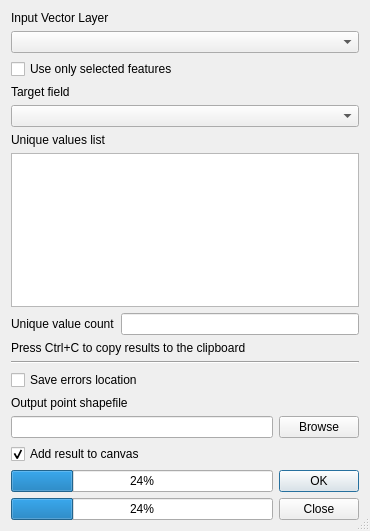
This is python/plugins/fTools/tools/frmVisual.ui in qgis/QGIS as Qt 5 draws it before an edit. The edited form follows.
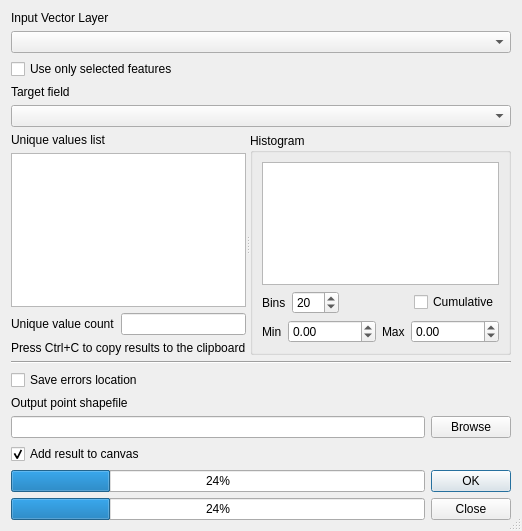
This is the edited form.

What changed in the file:
```diff
--- a/python/plugins/fTools/tools/frmVisual.ui
+++ b/python/plugins/fTools/tools/frmVisual.ui
@@ -60,6 +60,19 @@
     </layout>
    </item>
    <item row="3" column="0">
+    <widget class="QSplitter" name="splitter">
+     <property name="sizePolicy">
+      <sizepolicy hsizetype="Expanding" vsizetype="Expanding">
+       <horstretch>0</horstretch>
+       <verstretch>0</verstretch>
+      </sizepolicy>
+     </property>
+     <property name="orientation">
+      <enum>Qt::Horizontal</enum>
+     </property>
+     <widget class="QWidget" name="">
+      <layout class="QVBoxLayout" name="verticalLayout_3">
+       <item>
     <layout class="QVBoxLayout">
      <item>
       <widget class="QLabel" name="label_2">
@@ -105,9 +118,7 @@
        </attribute>
       </widget>
      </item>
-    </layout>
-   </item>
-   <item row="4" column="0">
+         <item>
     <layout class="QHBoxLayout">
      <item>
       <widget class="QLabel" name="label_4">
@@ -125,11 +136,141 @@
      </item>
     </layout>
    </item>
-   <item row="5" column="0">
+         <item>
     <widget class="QLabel" name="label_5">
      <property name="text">
       <string>Press Ctrl+C to copy results to the clipboard</string>
      </property>
+          </widget>
+         </item>
+        </layout>
+       </item>
+      </layout>
+     </widget>
+      <widget class="QGroupBox" name="histogramGroupBox">
+       <property name="title">
+        <string>Histogram</string>
+       </property>
+       <layout class="QVBoxLayout" name="verticalLayout_5">
+        <item>
+         <widget class="QGraphicsView" name="graphicsView">
+          <property name="sizePolicy">
+           <sizepolicy hsizetype="Expanding" vsizetype="Expanding">
+            <horstretch>0</horstretch>
+            <verstretch>0</verstretch>
+           </sizepolicy>
+          </property>
+          <property name="minimumSize">
+           <size>
+            <width>0</width>
+            <height>0</height>
+           </size>
+          </property>
+          <property name="maximumSize">
+           <size>
+            <width>16777215</width>
+            <height>16777215</height>
+           </size>
+          </property>
+         </widget>
+        </item>
+        <item>
+         <layout class="QHBoxLayout" name="horizontalLayout_5">
+          <item>
+           <widget class="QLabel" name="label_7">
+            <property name="text">
+             <string>Bins</string>
+            </property>
+           </widget>
+          </item>
+          <item>
+           <widget class="QSpinBox" name="binsSpinBox">
+            <property name="minimum">
+             <number>1</number>
+            </property>
+            <property name="maximum">
+             <number>999</number>
+            </property>
+            <property name="value">
+             <number>20</number>
+            </property>
+           </widget>
+          </item>
+          <item>
+           <spacer name="horizontalSpacer">
+            <property name="orientation">
+             <enum>Qt::Horizontal</enum>
+            </property>
+            <property name="sizeHint" stdset="0">
+             <size>
+              <width>40</width>
+              <height>20</height>
+             </size>
+            </property>
+           </spacer>
+          </item>
+          <item>
+           <widget class="QCheckBox" name="cumulativeCheckBox">
+            <property name="text">
+             <string>Cumulative</string>
+            </property>
+           </widget>
+          </item>
+         </layout>
+        </item>
+        <item>
+         <layout class="QHBoxLayout" name="horizontalLayout_4">
+          <item>
+           <widget class="QLabel" name="label_8">
+            <property name="text">
+             <string>Min</string>
+            </property>
+           </widget>
+          </item>
+          <item>
+           <widget class="QDoubleSpinBox" name="minSpinBox">
+            <property name="minimum">
+             <double>-999999999.000000000000000</double>
+            </property>
+            <property name="maximum">
+             <double>999999999.990000009536743</double>
+            </property>
+           </widget>
+          </item>
+          <item>
+           <spacer name="horizontalSpacer_2">
+            <property name="orientation">
+             <enum>Qt::Horizontal</enum>
+            </property>
+            <property name="sizeHint" stdset="0">
+             <size>
+              <width>40</width>
+              <height>20</height>
+             </size>
+            </property>
+           </spacer>
+          </item>
+          <item>
+           <widget class="QLabel" name="label_9">
+            <property name="text">
+             <string>Max</string>
+            </property>
+           </widget>
+          </item>
+          <item>
+           <widget class="QDoubleSpinBox" name="maxSpinBox">
+            <property name="minimum">
+             <double>-99999999.000000000000000</double>
+            </property>
+            <property name="maximum">
+             <double>999999999.990000009536743</double>
+            </property>
+           </widget>
+          </item>
+         </layout>
+        </item>
+       </layout>
+      </widget>
     </widget>
    </item>
    <item row="6" column="0">
```
Lines whose indentation alone changed are shown as unchanged.
